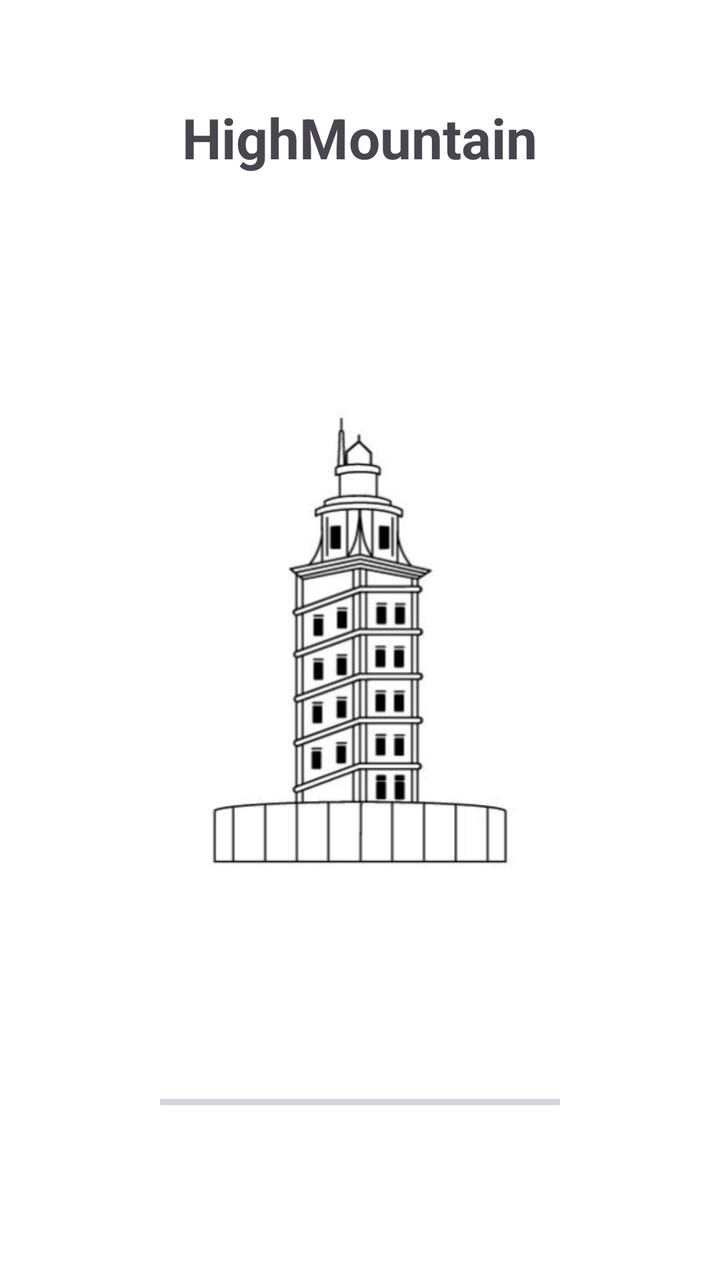
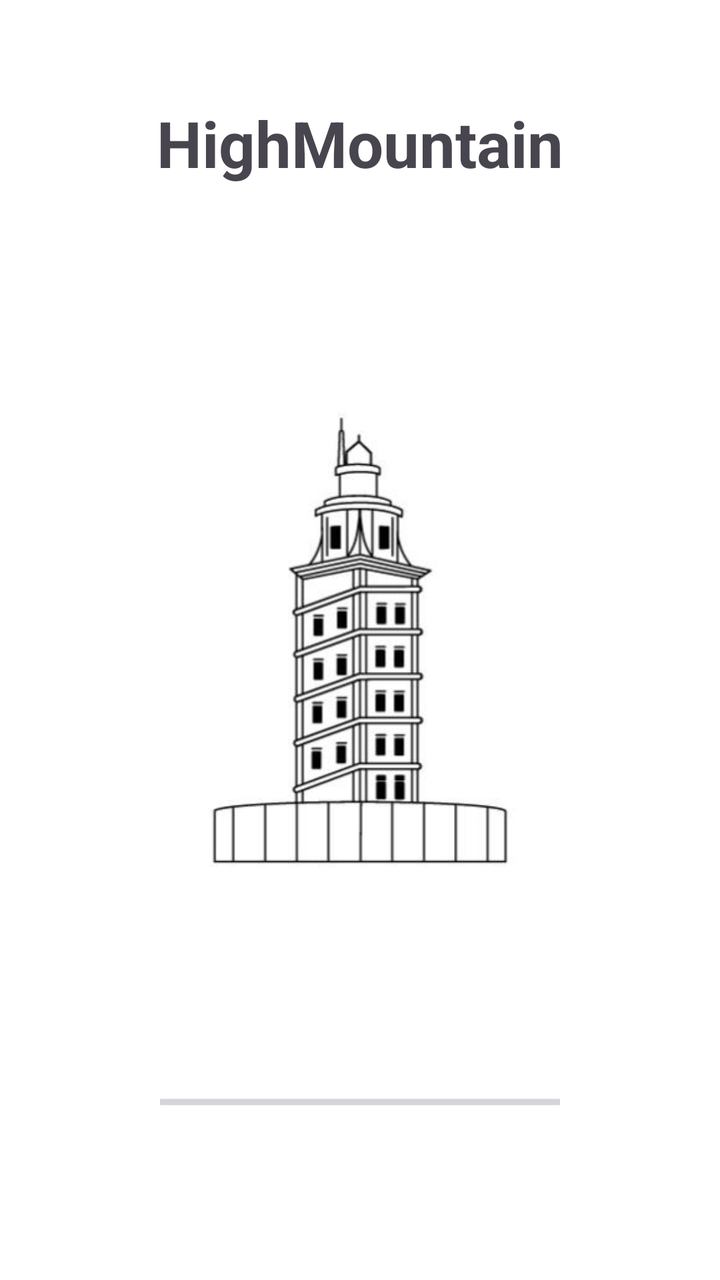

Two renders of the same Android screen: before a commit and after it. Below are the layout's source before the change and the commit's diff.
<!-- AndroidManifest.xml: application theme Theme.FerrolApp -->
<!-- res/layout/activity_splash.xml -->
<?xml version="1.0" encoding="utf-8"?>
<RelativeLayout xmlns:android="http://schemas.android.com/apk/res/android"
    android:layout_width="match_parent"
    android:layout_height="match_parent"
    android:background="#FFFFFF">

    
    <TextView
        android:id="@+id/tvTitle"
        android:layout_width="wrap_content"
        android:layout_height="wrap_content"
        android:text="HighMountain"
        android:textSize="28sp"
        android:textStyle="bold"
        android:layout_alignParentTop="true"
        android:layout_centerHorizontal="true"
        android:layout_marginTop="50dp"/>

    
    <ImageView
        android:id="@+id/imgLogo"
        android:layout_width="match_parent"
        android:layout_height="wrap_content"
        android:src="@drawable/torre_hercules"
        android:layout_centerInParent="true"
        android:contentDescription="Logo"/>

    
    <ProgressBar
        android:id="@+id/progressBar"
        style="?android:attr/progressBarStyleHorizontal"
        android:layout_width="200dp"
        android:layout_height="wrap_content"
        android:layout_below="@id/imgLogo"
        android:layout_centerHorizontal="true"
        android:layout_marginTop="30dp"
        android:indeterminate="true"/>
</RelativeLayout>
<!-- resources referenced by this layout -->
<resources>
  <!-- drawable torre_hercules: jpg bitmap (drawable, 12634 bytes) -->
  <style name="Theme.FerrolApp" parent="Base.Theme.FerrolApp" />
  <style name="Base.Theme.FerrolApp" parent="Theme.Material3.DayNight.NoActionBar">
          
          
      </style>
</resources>

<!-- the commit's change to res/layout/activity_splash.xml (unified diff, before → after) -->
@@ -10,7 +10,7 @@
         android:layout_width="wrap_content"
         android:layout_height="wrap_content"
         android:text="HighMountain"
-        android:textSize="28sp"
+        android:textSize="32sp"
         android:textStyle="bold"
         android:layout_alignParentTop="true"
         android:layout_centerHorizontal="true"
